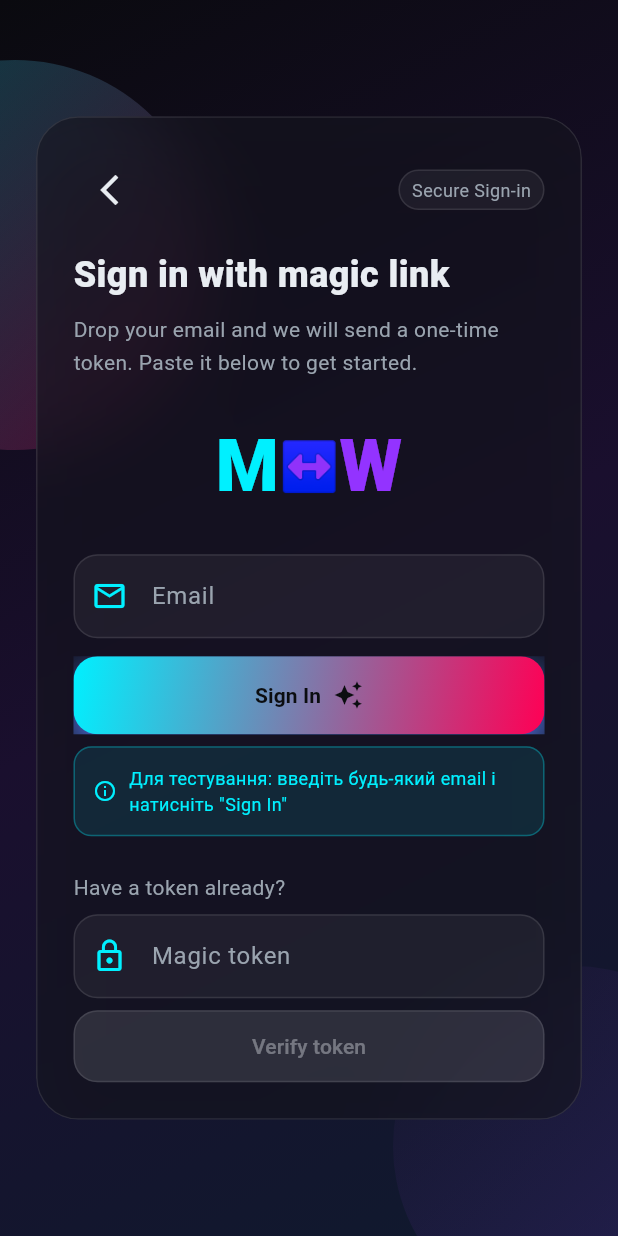
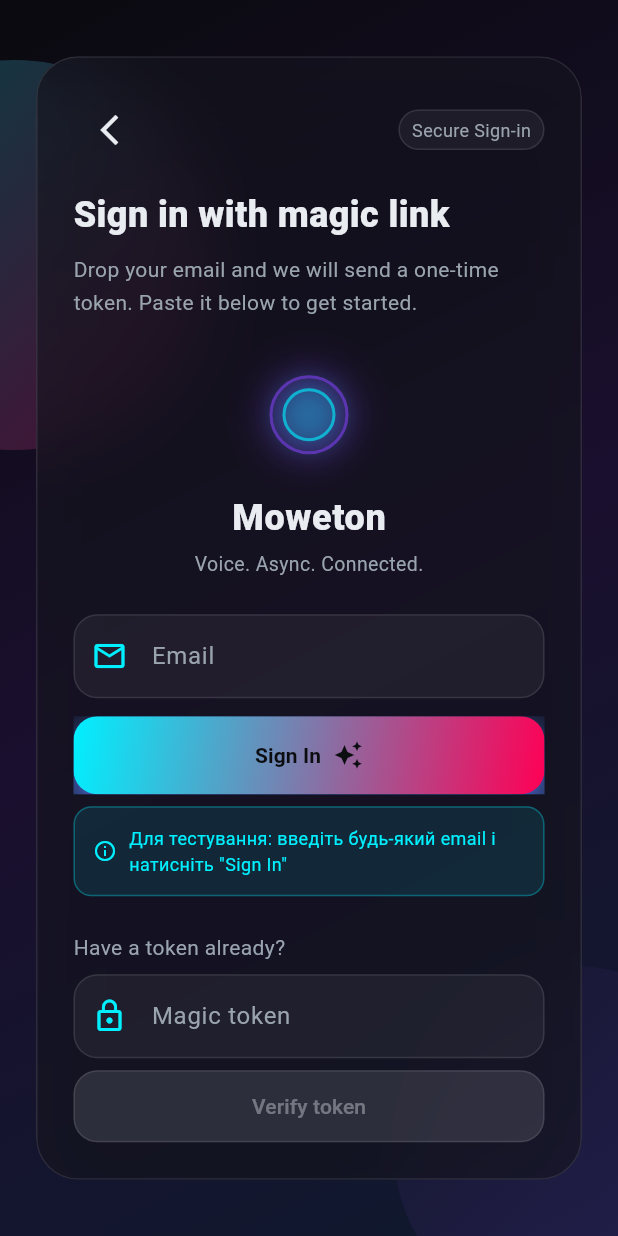
Before and after one commit to JonyBoyko/AmunX, a Flutter app: the screen it shows after launch, after a tap on "Get started", on a phone screen of 412 x 824 dp. Run offline on Flutter 3.47's test engine with Material 3 defaults, Android fonts, the phone set to English and light mode, and no system bars; our stand-ins replace device_info_plus, dio, firebase_core, firebase_messaging, flutter_local_notifications, flutter_riverpod and 3 more; missing offline and left inert: livekit_client, purchases_flutter, record; accounts and stored records are empty; generated files the repository leaves out were written again.

Commit message:
feat(mobile): Replace logo with Glass Logo Symbol (pulsing circles)
- Add animated Glass Logo Symbol (purple/cyan concentric circles)

- Replace M-W text logo with symbol in Splash and Auth

- Based on GlassLogo concept from design folder

```diff
--- a/mobile/lib/presentation/screens/auth_screen.dart
+++ b/mobile/lib/presentation/screens/auth_screen.dart
@@ -208,48 +208,29 @@
                               ),
                             ),
                             const SizedBox(height: AppTheme.spaceXl),
-                                  // M↔W Logo
-                                  Center(
-                                    child: Row(
-                                      mainAxisSize: MainAxisSize.min,
+                                  // Glass Logo Symbol
+                                  const Center(
+                                    child: _GlassLogoSymbol(size: 80),
+                                  ),
+                                  const SizedBox(height: AppTheme.spaceMd),
+                                  const Center(
+                                    child: Column(
                                       children: [
-                                        ShaderMask(
-                                          shaderCallback: (bounds) => const LinearGradient(
-                                            colors: [AppTheme.neonBlue, AppTheme.neonBlue],
-                                          ).createShader(bounds),
-                                          child: const Text(
-                                            'M',
-                                            style: TextStyle(
-                                              color: Colors.white,
-                                              fontWeight: FontWeight.w900,
-                                              fontSize: 48,
-                                            ),
+                                        Text(
+                                          'Moweton',
+                                          style: TextStyle(
+                                            color: AppTheme.textPrimary,
+                                            fontSize: 24,
+                                            fontWeight: FontWeight.w800,
+                                            letterSpacing: 0.4,
                                           ),
                                         ),
-                                        ShaderMask(
-                                          shaderCallback: (bounds) => const LinearGradient(
-                                            colors: [AppTheme.neonPurple, AppTheme.neonPurple],
-                                          ).createShader(bounds),
-                                          child: const Text(
-                                            '↔',
-                                            style: TextStyle(
-                                              color: Colors.white,
-                                              fontWeight: FontWeight.w400,
-                                              fontSize: 32,
-                                            ),
-                                          ),
-                                        ),
-                                        ShaderMask(
-                                          shaderCallback: (bounds) => const LinearGradient(
-                                            colors: [AppTheme.neonPurple, AppTheme.neonPurple],
-                                          ).createShader(bounds),
-                                          child: const Text(
-                                            'W',
-                                            style: TextStyle(
-                                              color: Colors.white,
-                                              fontWeight: FontWeight.w900,
-                                              fontSize: 48,
-                                            ),
+                                        SizedBox(height: 4),
+                                        Text(
+                                          'Voice. Async. Connected.',
+                                          style: TextStyle(
+                                            color: AppTheme.textSecondary,
+                                            fontSize: 13,
                                           ),
                                         ),
                                       ],
@@ -502,6 +483,98 @@
   }
 }
 
+class _GlassLogoSymbol extends StatefulWidget {
+  final double size;
+
+  const _GlassLogoSymbol({this.size = 100});
+
+  @override
+  State<_GlassLogoSymbol> createState() => _GlassLogoSymbolState();
+}
+
+class _GlassLogoSymbolState extends State<_GlassLogoSymbol> with SingleTickerProviderStateMixin {
+  late AnimationController _controller;
+  late Animation<double> _pulse;
+
+  @override
+  void initState() {
+    super.initState();
+    _controller = AnimationController(
+      duration: const Duration(seconds: 2),
+      vsync: this,
+    )..repeat(reverse: true);
+
+    _pulse = Tween<double>(begin: 0.0, end: 1.0).animate(
+      CurvedAnimation(parent: _controller, curve: Curves.easeInOut),
+    );
+  }
+
+  @override
+  void dispose() {
+    _controller.dispose();
+    super.dispose();
+  }
+
+  @override
+  Widget build(BuildContext context) {
+    return AnimatedBuilder(
+      animation: _pulse,
+      builder: (context, child) {
+        final p = _pulse.value;
+        return SizedBox(
+          width: widget.size,
+          height: widget.size,
+          child: Stack(
+            alignment: Alignment.center,
+            children: [
+              // Outer circle (purple)
+              Container(
+                width: widget.size * 0.6 + p * widget.size * 0.1,
+                height: widget.size * 0.6 + p * widget.size * 0.1,
+                decoration: BoxDecoration(
+                  shape: BoxShape.circle,
+                  color: AppTheme.neonPurple.withValues(alpha: 0.1),
+                  border: Border.all(
+                    color: AppTheme.neonPurple.withValues(alpha: 0.5),
+                    width: 2,
+                  ),
+                  boxShadow: [
+                    BoxShadow(
+                      color: AppTheme.neonPurple.withValues(alpha: 0.3 * (0.6 + p * 0.4)),
+                      blurRadius: 20,
+                      spreadRadius: 5,
+                    ),
+                  ],
+                ),
+              ),
+              // Inner circle (cyan)
+              Container(
+                width: widget.size * 0.4 + (1 - p) * widget.size * 0.1,
+                height: widget.size * 0.4 + (1 - p) * widget.size * 0.1,
+                decoration: BoxDecoration(
+                  shape: BoxShape.circle,
+                  color: AppTheme.neonBlue.withValues(alpha: 0.1),
+                  border: Border.all(
+                    color: AppTheme.neonBlue.withValues(alpha: 0.6),
+                    width: 2,
+                  ),
+                  boxShadow: [
+                    BoxShadow(
+                      color: AppTheme.neonBlue.withValues(alpha: 0.4 * (1 - p * 0.4)),
+                      blurRadius: 16,
+                      spreadRadius: 3,
+                    ),
+                  ],
+                ),
+              ),
+            ],
+          ),
+        );
+      },
+    );
+  }
+}
+
 // ignore: unused_element
 class _SocialButton extends StatelessWidget {
   final String label;
--- a/mobile/lib/presentation/screens/splash_screen.dart
+++ b/mobile/lib/presentation/screens/splash_screen.dart
@@ -247,76 +247,70 @@
               child: Column(
                 mainAxisSize: MainAxisSize.min,
                 children: [
-                  // M↔W Animated Logo
+                  // Glass Logo Symbol (концентричні кола)
                   AnimatedBuilder(
                     animation: _glowAnimation,
                     builder: (context, child) {
+                      final pulse = _glowAnimation.value;
                       return Column(
                         mainAxisSize: MainAxisSize.min,
                         children: [
-                          Row(
-                            mainAxisSize: MainAxisSize.min,
-                            children: [
-                              ShaderMask(
-                                shaderCallback: (bounds) => const LinearGradient(
-                                  colors: [AppTheme.neonBlue, AppTheme.neonBlue],
-                                ).createShader(bounds),
-                                child: Text(
-                                  'M',
-                                  style: TextStyle(
-                                    color: Colors.white,
-                                    fontSize: 72,
-                                    fontWeight: FontWeight.w900,
-                                    shadows: [
-                                      Shadow(
-                                        color: AppTheme.neonBlue.withValues(alpha: 0.8 * _glowAnimation.value),
+                          SizedBox(
+                            width: 120,
+                            height: 120,
+                            child: Stack(
+                              alignment: Alignment.center,
+                              children: [
+                                // Outer circle (purple) - зростає
+                                Container(
+                                  width: 60 + pulse * 10,
+                                  height: 60 + pulse * 10,
+                                  decoration: BoxDecoration(
+                                    shape: BoxShape.circle,
+                                    color: AppTheme.neonPurple.withValues(alpha: 0.1),
+                                    border: Border.all(
+                                      color: AppTheme.neonPurple.withValues(alpha: 0.5),
+                                      width: 2,
+                                    ),
+                                    boxShadow: [
+                                      BoxShadow(
+                                        color: AppTheme.neonPurple.withValues(alpha: 0.3 * pulse),
                                         blurRadius: 20,
+                                        spreadRadius: 5,
                                       ),
                                     ],
                                   ),
                                 ),
-                              ),
-                              ShaderMask(
-                                shaderCallback: (bounds) => const LinearGradient(
-                                  colors: [AppTheme.neonPurple, AppTheme.neonPurple],
-                                ).createShader(bounds),
-                                child: const Text(
-                                  '↔',
-                                  style: TextStyle(
-                                    color: Colors.white,
-                                    fontSize: 48,
-                                    fontWeight: FontWeight.w400,
-                                  ),
-                                ),
-                              ),
-                              ShaderMask(
-                                shaderCallback: (bounds) => const LinearGradient(
-                                  colors: [AppTheme.neonPurple, AppTheme.neonPurple],
-                                ).createShader(bounds),
-                                child: Text(
-                                  'W',
-                                  style: TextStyle(
-                                    color: Colors.white,
-                                    fontSize: 72,
-                                    fontWeight: FontWeight.w900,
-                                    shadows: [
-                                      Shadow(
-                                        color: AppTheme.neonPurple.withValues(alpha: 0.8 * _glowAnimation.value),
-                                        blurRadius: 20,
+                                // Inner circle (cyan) - зменшується коли outer зростає
+                                Container(
+                                  width: 40 + (1 - pulse) * 10,
+                                  height: 40 + (1 - pulse) * 10,
+                                  decoration: BoxDecoration(
+                                    shape: BoxShape.circle,
+                                    color: AppTheme.neonBlue.withValues(alpha: 0.1),
+                                    border: Border.all(
+                                      color: AppTheme.neonBlue.withValues(alpha: 0.6),
+                                      width: 2,
+                                    ),
+                                    boxShadow: [
+                                      BoxShadow(
+                                        color: AppTheme.neonBlue.withValues(alpha: 0.4 * (1 - pulse)),
+                                        blurRadius: 16,
+                                        spreadRadius: 3,
                                       ),
                                     ],
                                   ),
                                 ),
-                              ),
-                            ],
+                              ],
+                            ),
                           ),
-                          const SizedBox(height: AppTheme.spaceMd),
+                          const SizedBox(height: AppTheme.spaceLg),
                           const Text(
                             'Moweton',
                             style: TextStyle(
                               color: AppTheme.textPrimary,
-                              fontSize: 24,
-                              fontWeight: FontWeight.w700,
+                              fontSize: 28,
+                              fontWeight: FontWeight.w800,
                               letterSpacing: 0.4,
                             ),
                           ),
```
